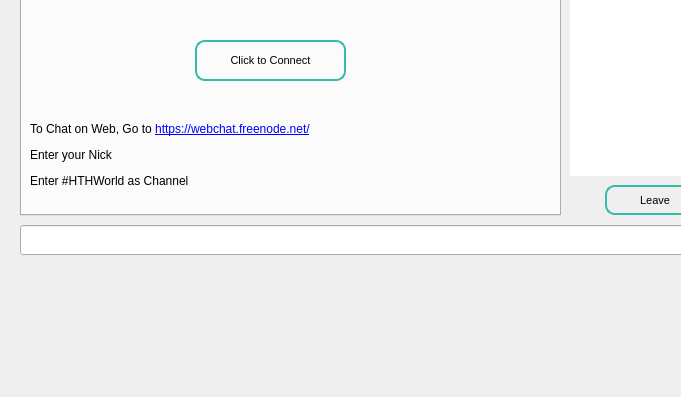
Before: the Qt Designer form src/qt/forms/chatwindowpage.ui in HTHcoin/helpthehomelesscoin, drawn with Qt 5; both pictures show x 0 to 681 and y 295 to 692 of the 878 by 692 pixel window.
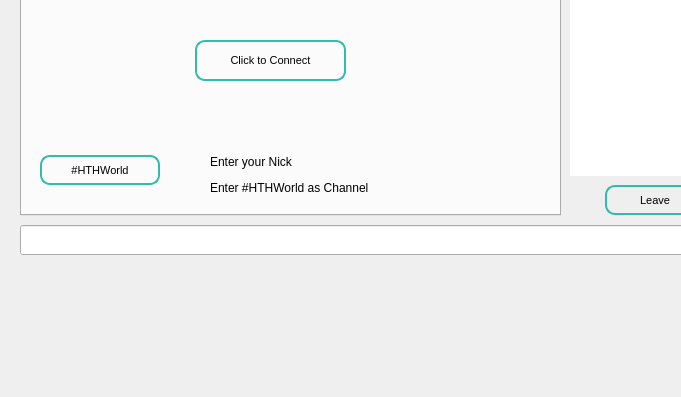
After: the same form once the commit is applied.

```diff
--- a/src/qt/forms/chatwindowpage.ui
+++ b/src/qt/forms/chatwindowpage.ui
@@ -256,14 +256,49 @@
     <widget class="QLabel" name="label_2">
      <property name="geometry">
       <rect>
-       <x>20</x>
-       <y>350</y>
-       <width>521</width>
-       <height>81</height>
+       <x>200</x>
+       <y>380</y>
+       <width>181</width>
+       <height>61</height>
       </rect>
      </property>
      <property name="text">
-      <string>&lt;html&gt;&lt;head/&gt;&lt;body&gt;&lt;p&gt;To Chat on Web, Go to &lt;a href=&quot;https://webchat.freenode.net/&quot;&gt;&lt;span style=&quot; text-decoration: underline; color:#0000ff;&quot;&gt;https://webchat.freenode.net/&lt;/span&gt;&lt;/a&gt;&lt;/p&gt;&lt;p&gt;Enter your Nick&lt;/p&gt;&lt;p&gt;Enter #HTHWorld as Channel&lt;/p&gt;&lt;/body&gt;&lt;/html&gt;</string>
+      <string>&lt;html&gt;&lt;head/&gt;&lt;body&gt;&lt;p&gt;Enter your Nick&lt;/p&gt;&lt;p&gt;Enter #HTHWorld as Channel&lt;/p&gt;&lt;/body&gt;&lt;/html&gt;</string>
+     </property>
+    </widget>
+    <widget class="QPushButton" name="pushButton_WebChat">
+     <property name="geometry">
+      <rect>
+       <x>30</x>
+       <y>390</y>
+       <width>120</width>
+       <height>30</height>
+      </rect>
+     </property>
+     <property name="minimumSize">
+      <size>
+       <width>100</width>
+       <height>30</height>
+      </size>
+     </property>
+     <property name="maximumSize">
+      <size>
+       <width>120</width>
+       <height>30</height>
+      </size>
+     </property>
+     <property name="toolTip">
+      <string>Visit HTH Partners and Donate Today!!!!!!!!</string>
+     </property>
+     <property name="styleSheet">
+      <string notr="true">border-style: solid;
+border-width: 2px;
+border-color: #34bcaa;
+border-radius: 10px;
+font-size: 11px;</string>
+     </property>
+     <property name="text">
+      <string>#HTHWorld</string>
      </property>
     </widget>
    </widget>
```
